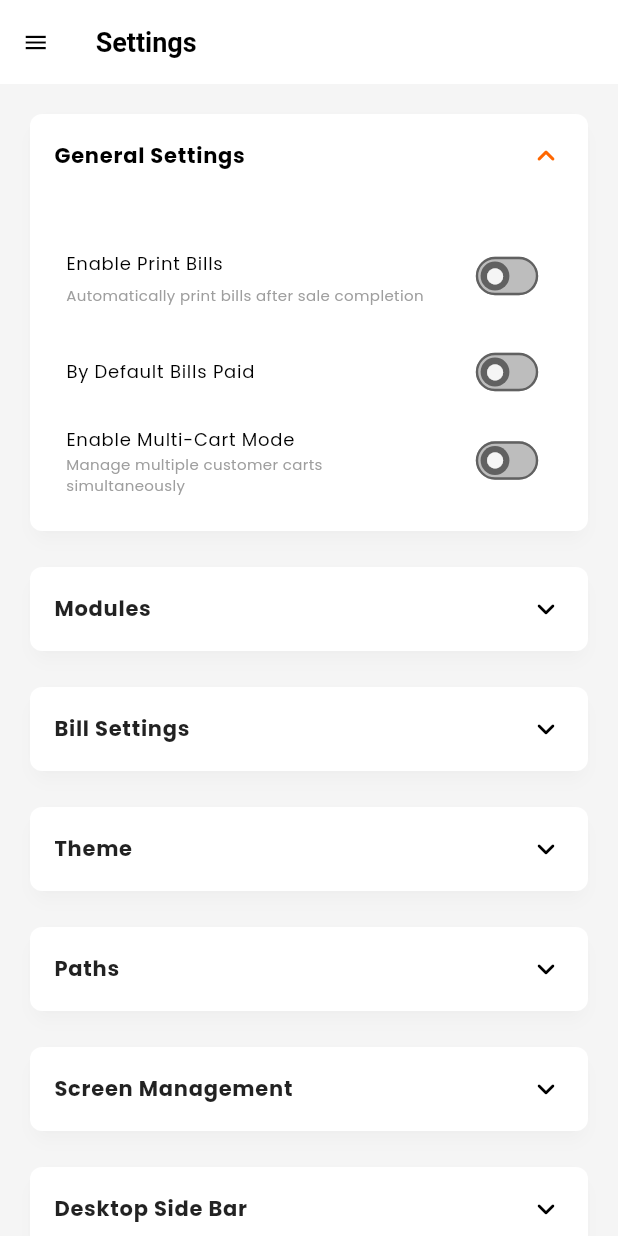
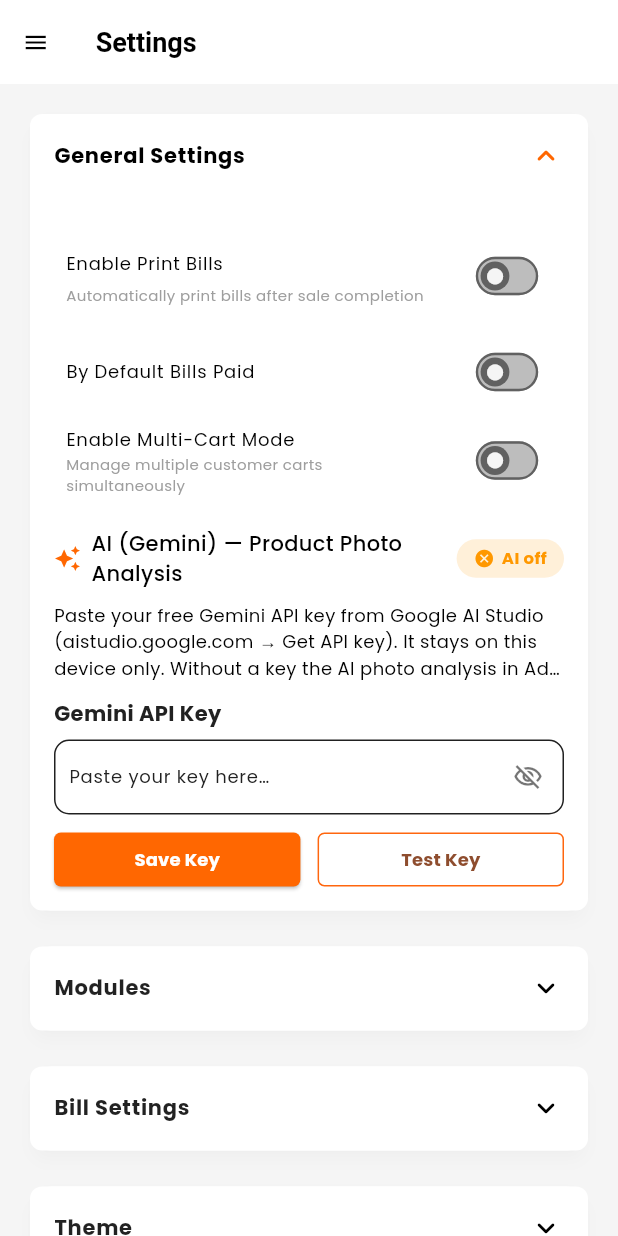
Before and after one commit to aziz-app-dev/my-shop, a Flutter app: the SettingsPage screen opened directly with empty values, after a tap on "General Settings", on a phone screen of 412 x 824 dp. Run offline on Flutter 3.47's test engine with Material 3 defaults, Android fonts, the phone set to English and light mode, and no system bars; our stand-ins replace another_flushbar, cached_network_image, carousel_slider, cloud_firestore, connectivity_plus, data_table_2 and 18 more; missing offline and left inert: cloudinary_sdk, mobile_scanner, thermal_printer; accounts and stored records are empty; generated files the repository leaves out were written again.

Commit message:
feat: Gemini API key managed from Settings - remove Elevations card, add AI (Gemini) key card with save/test/status, service no longer hard-codes the key

```diff
--- a/lib/view/settings/settings_view.dart
+++ b/lib/view/settings/settings_view.dart
@@ -18,6 +18,7 @@ import '../../res/components/app_icon.dart';
 import '../../res/components/text_field_widget.dart';
 import '../../utils/app_sizes.dart';
 import '../../view_models/providers/settings_provider.dart';
+import '../../view_models/services/gemini/gemini_product_vision.dart';
 import '../about/about_view.dart';
 import '../main/main_view.dart';
 import 'widgets/custom_tile.dart';
@@ -484,6 +485,9 @@ class SettingsPage extends ConsumerWidget {
                       );
                     },
                   ),
+                  // AI product-photo analysis (Gemini). Key is entered here
+                  // and stored locally — no key in the app = AI feature off.
+                  _GeminiApiCard(settings: settingsState),
                 ],
               ),
             ),
@@ -1127,99 +1131,6 @@ class SettingsPage extends ConsumerWidget {
               ),
             ),
             SizedBox(height: 16.spMin),
-            // Elevations ExpansionTile
-            Card(
-              shape: RoundedRectangleBorder(
-                borderRadius: BorderRadius.circular(12.r),
-              ),
-              child: AppExpansionTile(
-                initiallyExpanded: false,
-                tilePadding: EdgeInsets.symmetric(horizontal: 16.spMin),
-                childrenPadding: EdgeInsets.all(16.spMin),
-                title: mdTextBold(text: 'Elevations'),
-                children: [
-                  ListTile(
-                    title: smTextBold(text: 'Card Elevation'),
-                    subtitle: Column(
-                      crossAxisAlignment: CrossAxisAlignment.start,
-                      children: [
-                        Slider(
-                          value: settingsState.cardElevation,
-                          min: 0.0,
-                          max: 10.0,
-                          divisions: 20,
-                          label: settingsState.cardElevation.toStringAsFixed(1),
-                          onChanged: (value) {
-                            ref
-                                .read(settingsProvider.notifier)
-                                .setCardElevation(value);
-                          },
-                        ),
-                        smText(
-                          text:
-                              'Elevation: ${settingsState.cardElevation.toStringAsFixed(1)}',
-                        ),
-                      ],
-                    ),
-                    contentPadding: EdgeInsets.symmetric(horizontal: 8.spMin),
-                  ),
-                  ListTile(
-                    title: smTextBold(text: 'AppBar Elevation'),
-                    subtitle: Column(
-                      crossAxisAlignment: CrossAxisAlignment.start,
-                      children: [
-                        Slider(
-                          value: settingsState.appBarElevation,
-                          min: 0.0,
-                          max: 10.0,
-                          divisions: 20,
-                          label: settingsState.appBarElevation.toStringAsFixed(
-                            1,
-                          ),
-                          onChanged: (value) {
-                            ref
-                                .read(settingsProvider.notifier)
-                                .setAppBarElevation(value);
-                          },
-                        ),
-                        smText(
-                          text:
-                              'Elevation: ${settingsState.appBarElevation.toStringAsFixed(1)}',
-                        ),
-                      ],
-                    ),
-                    contentPadding: EdgeInsets.symmetric(horizontal: 8.spMin),
-                  ),
-                  ListTile(
-                    title: smTextBold(text: 'Product Card Elevation'),
-                    subtitle: Column(
-                      crossAxisAlignment: CrossAxisAlignment.start,
-                      children: [
-                        Slider(
-                          value: settingsState.productCardElevation,
-                          min: 0.0,
-                          max: 10.0,
-                          divisions: 20,
-                          label: settingsState.productCardElevation
-                              .toStringAsFixed(1),
-                          onChanged: (value) {
-                            ref
-                                .read(settingsProvider.notifier)
-                                .setProductCardElevation(value);
-                          },
-                        ),
-                        smText(
-                          text:
-                              'Elevation: ${settingsState.productCardElevation.toStringAsFixed(1)}',
-                        ),
-                      ],
-                    ),
-                    contentPadding: EdgeInsets.symmetric(horizontal: 8.spMin),
-                  ),
-                ],
-              ),
-            ),
-            SizedBox(height: 16.spMin),
             const _PurchaseTermsCard(),
             SizedBox(height: 16.spMin),
             // About & Help — in-app documentation of every feature, button
@@ -1688,3 +1599,215 @@ class _PurchaseTermsCardState extends ConsumerState<_PurchaseTermsCard> {
     );
   }
 }
+
+/// Settings card for the AI product-photo analysis (Gemini).
+///
+/// Paste a free API key from Google AI Studio, save it (stored only on this
+/// device in the settings box — never hard-coded in the app) and optionally
+/// test it live. While the field is empty, the AI feature stays off in the
+/// whole app: photo analysis simply refuses to run.
+class _GeminiApiCard extends ConsumerStatefulWidget {
+  final SettingsState settings;
+
+  const _GeminiApiCard({required this.settings});
+
+  @override
+  ConsumerState<_GeminiApiCard> createState() => _GeminiApiCardState();
+}
+
+class _GeminiApiCardState extends ConsumerState<_GeminiApiCard> {
+  late final TextEditingController _keyController;
+  bool _obscureKey = true;
+  bool _testing = false;
+
+  /// null = not tested yet; true/false = live test result.
+  bool? _testResult;
+
+  @override
+  void initState() {
+    super.initState();
+    _keyController = TextEditingController(text: widget.settings.geminiApiKey);
+  }
+
+  @override
+  void dispose() {
+    _keyController.dispose();
+    super.dispose();
+  }
+
+  Future<void> _save() async {
+    ref.read(settingsProvider.notifier).setGeminiApiKey(_keyController.text);
+    if (!mounted) return;
+    AppFlushbar.success(
+      context,
+      message:
+          _keyController.text.trim().isEmpty
+              ? 'API key removed — AI analysis is now off.'
+              : 'Gemini API key saved — AI analysis is on.',
+    );
+    setState(() => _testResult = null);
+  }
+
+  Future<void> _test() async {
+    FocusScope.of(context).unfocus();
+    setState(() {
+      _testing = true;
+      _testResult = null;
+    });
+    final ok = await GeminiProductVision.testApiKey(_keyController.text);
+    if (!mounted) return;
+    setState(() {
+      _testing = false;
+      _testResult = ok;
+    });
+    AppFlushbar.show(
+      context,
+      title: ok ? 'Key works' : 'Key failed',
+      message:
+          ok
+              ? 'Google accepted this key — AI photo analysis is ready.'
+              : _keyController.text.trim().isEmpty
+              ? 'No key entered yet. Paste a key from Google AI Studio first.'
+              : 'Google rejected this key (invalid/expired) or the device is '
+                  'offline. Check the key and your internet.',
+      type: ok ? FlushbarType.success : FlushbarType.error,
+      duration: const Duration(seconds: 4),
+    );
+  }
+
+  @override
+  Widget build(BuildContext context) {
+    final hasKey = widget.settings.geminiApiKey.trim().isNotEmpty;
+    return Padding(
+      padding: EdgeInsets.only(top: 12.h),
+      child: Column(
+        crossAxisAlignment: CrossAxisAlignment.start,
+        children: [
+          Row(
+            children: [
+              Icon(
+                Icons.auto_awesome,
+                size: 18.spMin,
+                color: AppColors.primary,
+              ),
+              SizedBox(width: 6.w),
+              Expanded(
+                child: Text(
+                  'AI (Gemini) — Product Photo Analysis',
+                  style: TextStyle(
+                    fontSize: 14.spMin,
+                    fontWeight: FontWeight.w500,
+                  ),
+                ),
+              ),
+              // Live status chip: key present = AI on, empty = AI off.
+              Container(
+                padding: EdgeInsets.symmetric(horizontal: 10.w, vertical: 4.h),
+                decoration: BoxDecoration(
+                  color: (hasKey ? AppColors.success : AppColors.warning)
+                      .withValues(alpha: 0.15),
+                  borderRadius: BorderRadius.circular(20.r),
+                ),
+                child: Row(
+                  mainAxisSize: MainAxisSize.min,
+                  children: [
+                    Icon(
+                      hasKey ? Icons.check_circle : Icons.cancel,
+                      size: 14.spMin,
+                      color: hasKey ? AppColors.success : AppColors.warning,
+                    ),
+                    SizedBox(width: 4.w),
+                    Text(
+                      hasKey ? 'AI working' : 'AI off',
+                      style: TextStyle(
+                        fontSize: 11.spMin,
+                        fontWeight: FontWeight.bold,
+                        color: hasKey ? AppColors.success : AppColors.warning,
+                      ),
+                    ),
+                  ],
+                ),
+              ),
+            ],
+          ),
+          SizedBox(height: 8.h),
+          smText(
+            maxLines: 3,
+            text:
+                'Paste your free Gemini API key from Google AI Studio '
+                '(aistudio.google.com → Get API key). It stays on this '
+                'device only. Without a key the AI photo analysis in '
+                'Add Product stays off.',
+          ),
+          SizedBox(height: 10.h),
+          CustomTextField(
+            controller: _keyController,
+            label: 'Gemini API Key',
+            hintText: 'Paste your key here…',
+            isPassword: _obscureKey,
+            suffixIcon: IconButton(
+              icon: Icon(
+                _obscureKey
+                    ? Icons.visibility_off_outlined
+                    : Icons.visibility_outlined,
+                size: 20.spMin,
+                color:
+                    Theme.of(context).brightness == Brightness.dark
+                        ? Colors.white70
+                        : Colors.black54,
+              ),
+              onPressed: () => setState(() => _obscureKey = !_obscureKey),
+            ),
+          ),
+          SizedBox(height: 10.h),
+          Row(
+            children: [
+              Expanded(
+                child: AppButton().primaryButton(
+                  text: 'Save Key',
+                  onPressed: _save,
+                  width: double.infinity,
+                  height: 36.spMin,
+                  fontSize: 12.spMin,
+                ),
+              ),
+              SizedBox(width: 10.w),
+              Expanded(
+                child: AppButton().secondaryButton(
+                  text: 'Test Key',
+                  onPressed: _test,
+                  ref: ref,
+                  isLoading: _testing,
+                  width: double.infinity,
+                  height: 36.spMin,
+                  fontSize: 12.spMin,
+                ),
+              ),
+            ],
+          ),
+          if (_testResult != null) ...[
+            SizedBox(height: 8.h),
+            Row(
+              children: [
+                Icon(
+                  _testResult! ? Icons.check_circle : Icons.error_outline,
+                  size: 16.spMin,
+                  color: _testResult! ? AppColors.success : AppColors.error,
+                ),
+                SizedBox(width: 6.w),
+                Expanded(
+                  child: smText(
+                    text:
+                        _testResult!
+                            ? 'Key verified — AI analysis is working.'
+                            : 'Key rejected — invalid, expired or no internet.',
+                  ),
+                ),
+              ],
+            ),
+          ],
+        ],
+      ),
+    );
+  }
+}
--- a/lib/view_models/providers/settings_provider.dart
+++ b/lib/view_models/providers/settings_provider.dart
@@ -145,6 +145,11 @@ class SettingsState {
   final int lowStockItemsCount;
   final List<String> sectionOrder;
 
+  /// Gemini API key for the AI product-photo analysis. Empty = AI disabled.
+  /// Entered and stored from Settings → General Settings → AI (Gemini); it
+  /// is never hard-coded in the source.
+  final String geminiApiKey;
+
   /// Terms & conditions used for NEW local purchase agreements. Configured in
   /// Settings → Purchase Agreement; not shown on the agreement form.
   final List<String> purchaseTerms;
@@ -195,6 +200,7 @@ class SettingsState {
     this.latestItemsCount = 6,
     this.latestServicesCount = 6,
     this.lowStockItemsCount = 6,
+    this.geminiApiKey = '',
     this.sectionOrder = const [
       'banner',
       'brands',
@@ -253,6 +259,7 @@ class SettingsState {
     int? lowStockItemsCount,
     List<String>? sectionOrder,
     List<String>? purchaseTerms,
+    String? geminiApiKey,
   }) {
     return SettingsState(
       isPrintEnabled: isPrintEnabled ?? this.isPrintEnabled,
@@ -310,6 +317,7 @@ class SettingsState {
       lowStockItemsCount: lowStockItemsCount ?? this.lowStockItemsCount,
       sectionOrder: sectionOrder ?? this.sectionOrder,
       purchaseTerms: purchaseTerms ?? this.purchaseTerms,
+      geminiApiKey: geminiApiKey ?? this.geminiApiKey,
     );
   }
 
@@ -361,6 +369,7 @@ class SettingsState {
       'lowStockItemsCount': lowStockItemsCount,
       'sectionOrder': sectionOrder,
       'purchaseTerms': purchaseTerms,
+      'geminiApiKey': geminiApiKey,
     };
   }
 
@@ -473,6 +482,7 @@ class SettingsState {
           map['purchaseTerms'] != null
               ? List<String>.from(map['purchaseTerms'])
               : kDefaultPurchaseTerms,
+      geminiApiKey: map['geminiApiKey'] as String? ?? '',
     );
   }
 }
@@ -511,6 +521,13 @@ class SettingsNotifier extends StateNotifier<SettingsState> {
 
   void setPrintEnabled(bool value) {
     state = state.copyWith(isPrintEnabled: value);
+    _saveSettings();
+  }
+
+  /// Stores the Gemini API key entered in Settings. An empty string disables
+  /// the AI photo analysis everywhere in the app.
+  void setGeminiApiKey(String value) {
+    state = state.copyWith(geminiApiKey: value.trim());
     _saveSettings();
   }
 
```
Also changed, not shown: lib/view/add_product/add_product_view.dart (+17 -0 lines), lib/view_models/services/gemini/gemini_product_vision.dart (+52 -8 lines).
